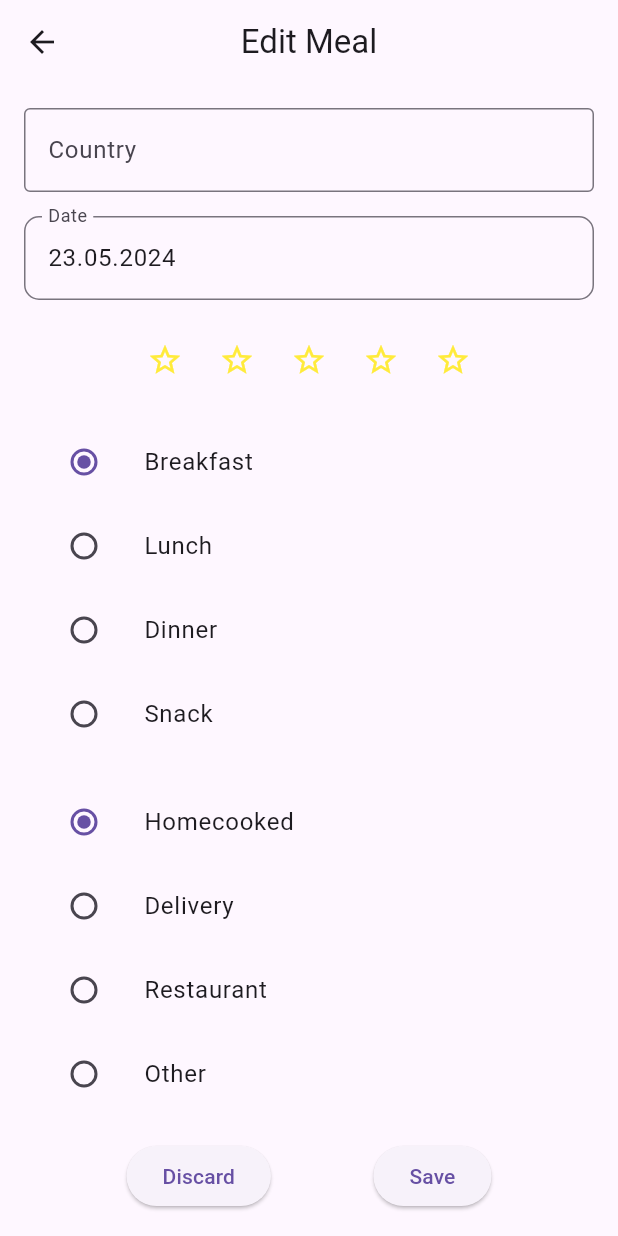
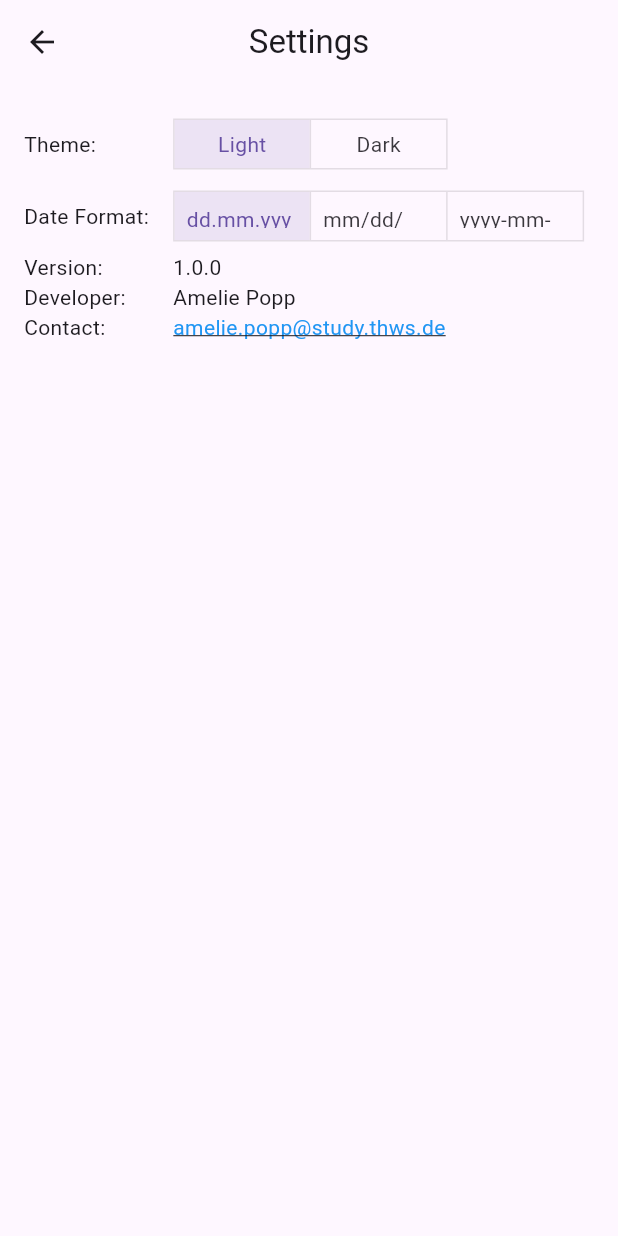
Before and after one commit to ampi18/my_meals_app, a Flutter app: the screen it shows after launch, after a tap on the "add" icon, on a phone screen of 412 x 824 dp. Run offline on Flutter 3.47's test engine with Material 3 defaults, Android fonts, the phone set to English and light mode, and no system bars.

Commit message:
added settings screen

```diff
--- /dev/null
+++ b/lib/components/date_format_toggle_button.dart
@@ -0,0 +1,45 @@
+import 'package:flutter/material.dart';
+
+class DateFormatToggleButton extends StatefulWidget {
+  const DateFormatToggleButton({super.key});
+
+  @override
+  State<DateFormatToggleButton> createState() => _DateFormatToggleButtonState();
+}
+
+class _DateFormatToggleButtonState extends State<DateFormatToggleButton> {
+  final List<String> formats = ['dd.mm.yyyy', 'mm/dd/yyyy', 'yyyy-mm-dd'];
+  final List<bool> _toggleButtonsSelection = [true, false, false];
+
+  @override
+  Widget build(BuildContext context) {
+    return ToggleButtons(
+      isSelected: _toggleButtonsSelection,
+      onPressed: (int index) {
+        setState(() {
+          for (int buttonIndex = 0;
+              buttonIndex < _toggleButtonsSelection.length;
+              buttonIndex++) {
+            if (buttonIndex == index) {
+              _toggleButtonsSelection[buttonIndex] = true;
+            } else {
+              _toggleButtonsSelection[buttonIndex] = false;
+            }
+          }
+        });
+      },
+      constraints: const BoxConstraints(
+        minHeight: 32.0,
+        maxHeight: 32.0,
+        minWidth: 90.0,
+        maxWidth: 90.0,
+      ),
+      children: formats
+          .map((format) => Padding(
+                padding: const EdgeInsets.all(8.0),
+                child: Text(format),
+              ))
+          .toList(),
+    );
+  }
+}
--- /dev/null
+++ b/lib/components/theme_toggle_button.dart
@@ -0,0 +1,40 @@
+import 'package:flutter/material.dart';
+
+class ThemeToggleButton extends StatefulWidget {
+  const ThemeToggleButton({super.key});
+
+  @override
+  State<ThemeToggleButton> createState() => _ThemeToggleButtonState();
+}
+
+class _ThemeToggleButtonState extends State<ThemeToggleButton> {
+  final List<String> themes = ['Light', 'Dark'];
+  final List<bool> _toggleButtonsSelection = [true, false];
+
+  @override
+  Widget build(BuildContext context) {
+    return ToggleButtons(
+      isSelected: _toggleButtonsSelection,
+      onPressed: (int index) {
+        setState(() {
+          for (int buttonIndex = 0;
+              buttonIndex < _toggleButtonsSelection.length;
+              buttonIndex++) {
+            if (buttonIndex == index) {
+              _toggleButtonsSelection[buttonIndex] = true;
+            } else {
+              _toggleButtonsSelection[buttonIndex] = false;
+            }
+          }
+        });
+      },
+      constraints: const BoxConstraints(
+        minHeight: 32.0,
+        maxHeight: 32.0,
+        minWidth: 90.0,
+        maxWidth: 90.0,
+      ),
+      children: themes.map((theme) => Text(theme)).toList(),
+    );
+  }
+}
--- a/lib/main.dart
+++ b/lib/main.dart
@@ -5,6 +5,7 @@ import 'package:my_meals_app/models/meal_time.dart';
 import 'package:my_meals_app/models/origin.dart';
 import 'package:my_meals_app/screens/meal_details.dart';
 import 'package:my_meals_app/screens/meal_edit.dart';
+import 'package:my_meals_app/screens/settings.dart';
 
 List<Meal> mymeals = [
   Meal(
@@ -191,10 +192,16 @@ class MainApp extends StatelessWidget {
         ),
         floatingActionButton: Builder(builder: (context) {
           return FloatingActionButton(
+            // onPressed: () {
+            //   Navigator.push(
+            //     context,
+            //     MaterialPageRoute(builder: (context) => MealEdit()),
+            //   );
+            // },
             onPressed: () {
               Navigator.push(
                 context,
-                MaterialPageRoute(builder: (context) => MealEdit()),
+                MaterialPageRoute(builder: (context) => const Settings()),
               );
             },
             backgroundColor: Colors.blueAccent,
--- /dev/null
+++ b/lib/screens/settings.dart
@@ -0,0 +1,123 @@
+import 'package:flutter/material.dart';
+import 'package:flutter/widgets.dart';
+import 'package:my_meals_app/components/date_format_toggle_button.dart';
+import 'package:my_meals_app/components/theme_toggle_button.dart';
+import 'package:url_launcher/url_launcher.dart';
+
+class Settings extends StatelessWidget {
+  const Settings({super.key});
+
+  @override
+  Widget build(BuildContext context) {
+    return Scaffold(
+      appBar: AppBar(
+        title: const Text('Settings'),
+        centerTitle: true,
+      ),
+      body: Container(
+        padding: const EdgeInsets.all(16),
+        child: Row(
+          children: [
+            Column(
+              crossAxisAlignment: CrossAxisAlignment.start,
+              children: [
+                Container(
+                    height: 48,
+                    alignment: Alignment.center,
+                    child: const Text('Theme:')),
+                Container(
+                    height: 48,
+                    alignment: Alignment.center,
+                    child: const Text('Date Format:')),
+                const Text('Version:'),
+                const Text('Developer:'),
+                const Text('Contact:'),
+              ],
+            ),
+            const SizedBox(width: 16),
+            Column(
+              crossAxisAlignment: CrossAxisAlignment.start,
+              children: [
+                const ThemeToggleButton(),
+                const DateFormatToggleButton(),
+                const Text('1.0.0'),
+                const Text('Amelie Popp'),
+                GestureDetector(
+                  onTap: () async {
+                    final Uri emailLaunchUri = Uri(
+                        scheme: 'mailto',
+                        path: 'amelie.popp@study.thws.de',
+                        queryParameters: {'subject': 'Feedback'});
+
+                    await launchUrl(emailLaunchUri);
+                  },
+                  child: const Text(
+                    'amelie.popp@study.thws.de',
+                    style: TextStyle(
+                      color: Colors.blue,
+                      decoration: TextDecoration.underline,
+                    ),
+                  ),
+                ),
+              ],
+            ),
+          ],
+        ),
+      ),
+    );
+
+    //     Column(
+    //       crossAxisAlignment: CrossAxisAlignment.start,
+    //       children: [
+    //         Row(
+    //           children: [
+    //         const Row(
+    //           mainAxisAlignment: MainAxisAlignment.start,
+    //           children: [
+    //             Text('Theme: '),
+    //             SizedBox(width: 8),
+    //             ThemeToggleButton(),
+    //           ],
+    //         ),
+    //         const SizedBox(height: 16),
+    //         const Row(
+    //           mainAxisAlignment: MainAxisAlignment.start,
+    //           children: [
+    //             Text('Date Format: '),
+    //             SizedBox(width: 8),
+    //             DateFormatToggleButton(),
+    //           ],
+    //         ),
+    //         const SizedBox(height: 16),
+    //         const Text('Version: 1.0.0'),
+    //         const SizedBox(height: 16),
+    //         const Text('Developer: Amelie Popp'),
+    //         const SizedBox(height: 16),
+    //         Row(
+    //           children: [
+    //             const Text('Contact: '),
+    //             GestureDetector(
+    //               onTap: () async {
+    //                 final Uri emailLaunchUri = Uri(
+    //                     scheme: 'mailto',
+    //                     path: 'amelie.popp@study.thws.de',
+    //                     queryParameters: {'subject': 'Feedback'});
+
+    //                 await launchUrl(emailLaunchUri);
+    //               },
+    //               child: const Text(
+    //                 'amelie.popp@study.thws.de',
+    //                 style: TextStyle(
+    //                   color: Colors.blue,
+    //                   decoration: TextDecoration.underline,
+    //                 ),
+    //               ),
+    //             ),
+    //           ],
+    //         ),
+    //       ],
+    //     ),
+    //   ),
+    // );
+  }
+}
--- a/pubspec.yaml
+++ b/pubspec.yaml
@@ -10,6 +10,7 @@ dependencies:
   flutter:
     sdk: flutter
   intl: ^0.19.0
+  url_launcher: ^6.2.6
 
 dev_dependencies:
   flutter_test:
```
Also changed, not shown: pubspec.lock, 5 other files.
